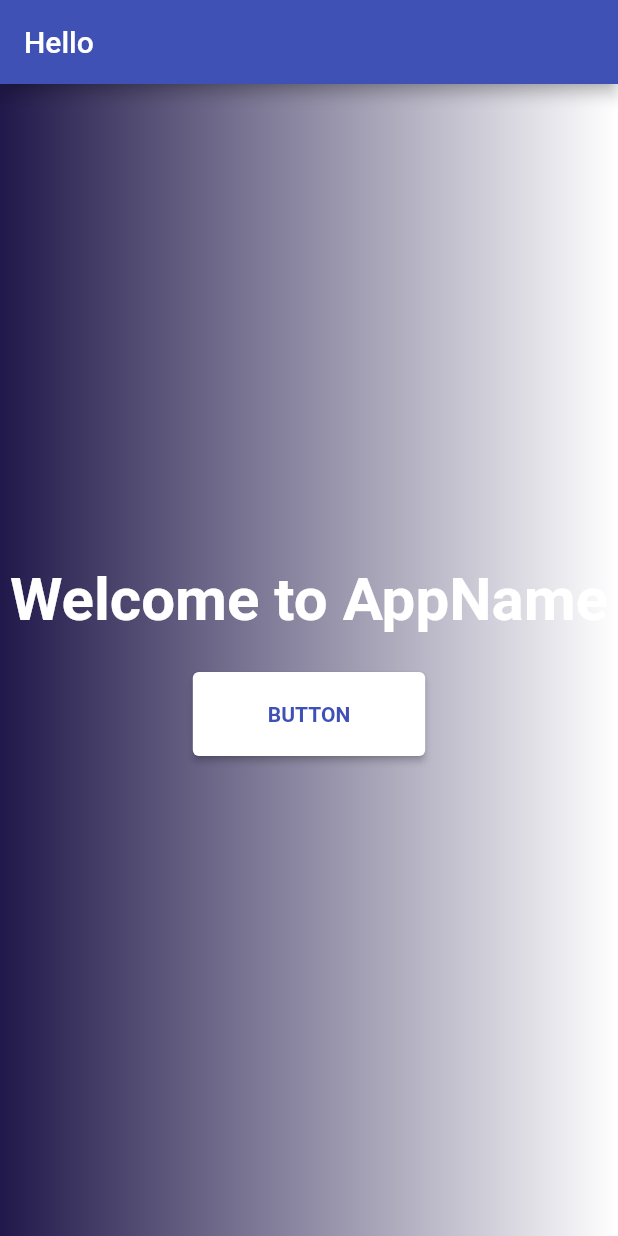
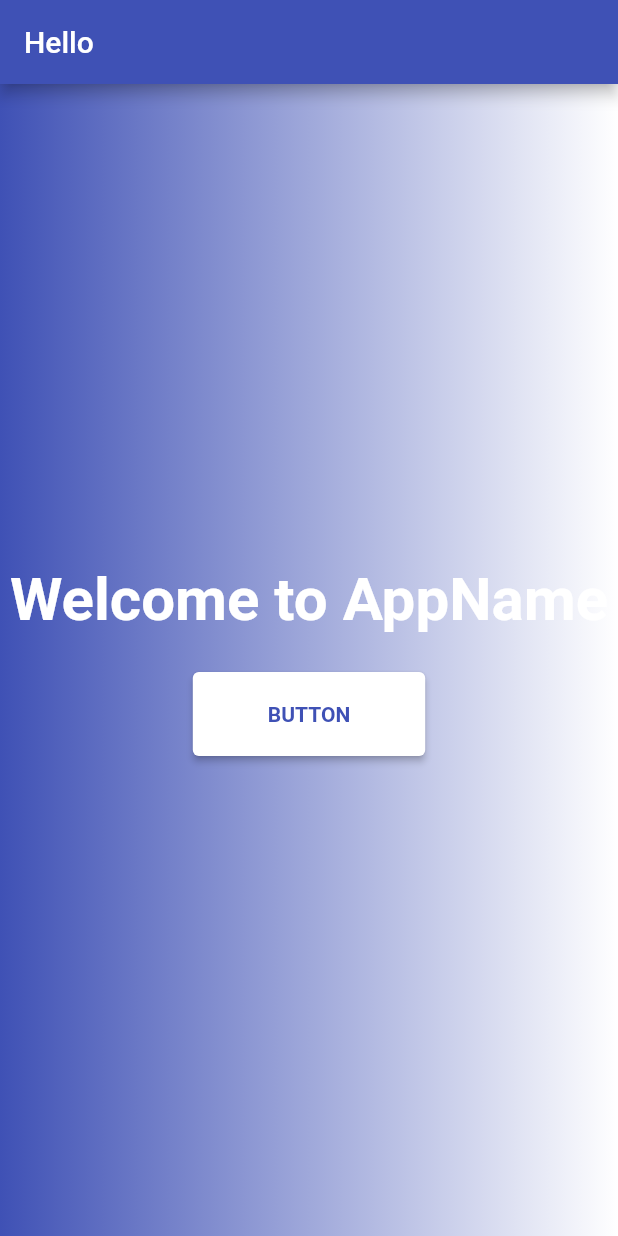
Before and after one commit to ianscodecastle/PharmacyMathGame, a Flutter app: the screen it shows after launch, on a phone screen of 412 x 824 dp. Run offline on Flutter 3.47's test engine with Material 2 defaults, Android fonts, the phone set to English and light mode, and no system bars; our stand-ins replace flutter_svg; missing offline and left inert: dart:js.

Commit message:
changed colors in constant

```diff
--- a/math_game/lib/constants.dart
+++ b/math_game/lib/constants.dart
@@ -5,6 +5,5 @@ const kPrimaryColor = Colors.indigo;
 const kSecondaryColor = Colors.white;
 const kAccentColor = Colors.black;
 const kBackgroundColor = Colors.white;
-const kPrimaryGradient =
-    LinearGradient(colors: [Color(0xFF20184a), Colors.white]);
+const kPrimaryGradient = LinearGradient(colors: [Colors.indigo, Colors.white]);
 const kTextColor = Colors.white;
```
